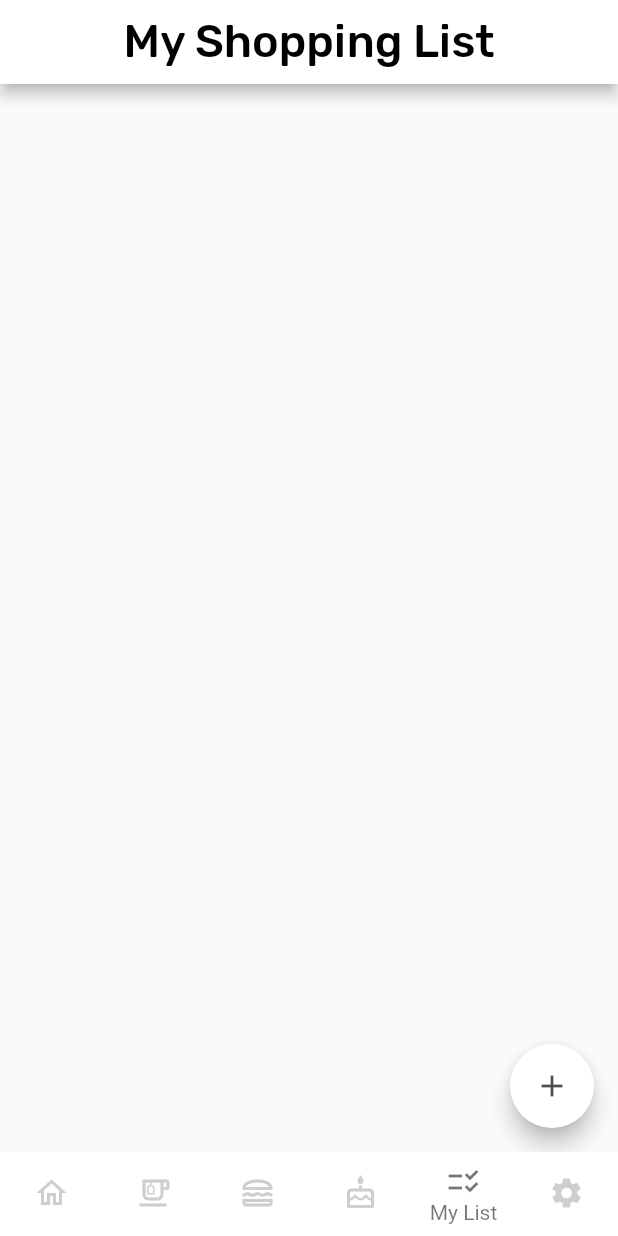
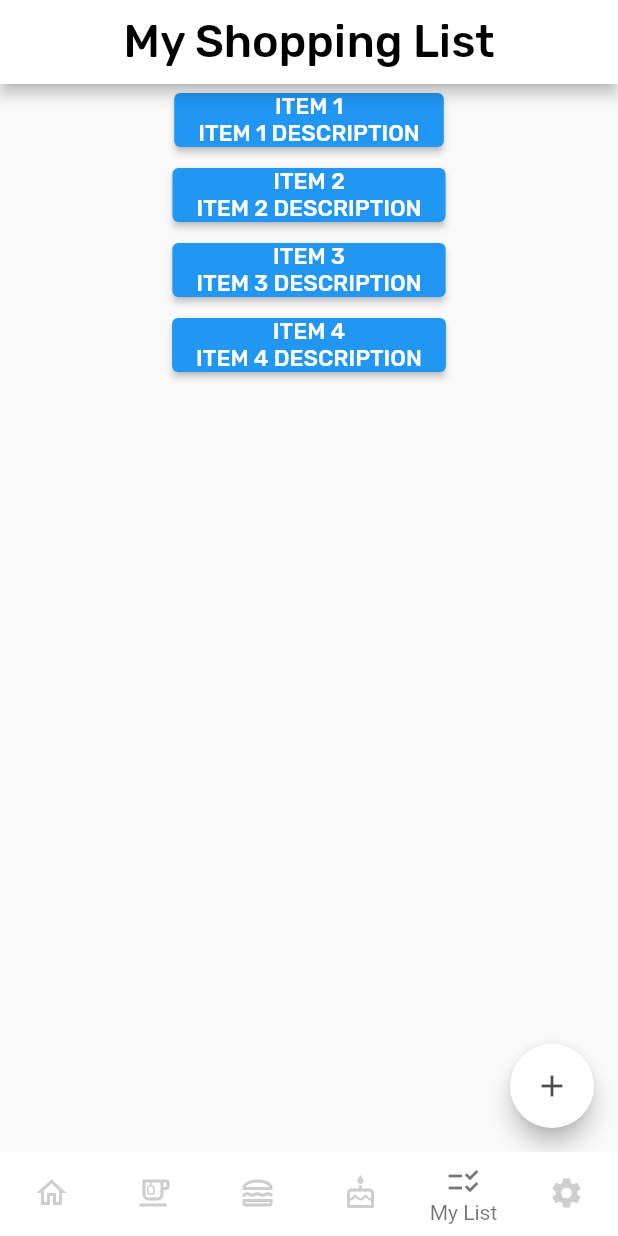
Before and after one commit to Akierion/mobile-platform-development-app, a Flutter app: the screen it shows once a user with an empty profile is signed in, item 5 of the bottom bar chosen, on a phone screen of 412 x 824 dp. Run offline on Flutter 3.47's test engine with Material 2 defaults, Android fonts, the phone set to English and light mode, and no system bars; our stand-ins replace cloud_firestore, firebase_auth, firebase_core, fluttertoast; accounts and stored records are empty.

Commit message:
idk what i've done, VERSION CONTROL

```diff
--- a/lib/builders/recipe_card_builder.dart
+++ b/lib/builders/recipe_card_builder.dart
@@ -5,7 +5,7 @@ class RecipeCardBuilder extends StatefulWidget {
 
   @override
   State<RecipeCardBuilder> createState() => _RecipeCardBuilderState();
-  Card recipeCardBuilder (String recipeName, String calories) {
+  Card recipeCardBuilder (String recipeName, String calories, String allergies, ) {
     return Card (
       child: Column (
         crossAxisAlignment: CrossAxisAlignment.center,
--- a/lib/pages/add_item_page.dart
+++ b/lib/pages/add_item_page.dart
@@ -1,8 +1,6 @@
 import 'package:firebase_auth/firebase_auth.dart';
 import 'package:flutter/material.dart';
-import 'package:firebase_auth/firebase_auth.dart';
 import 'package:cloud_firestore/cloud_firestore.dart';
-import 'package:flutter/services.dart';
 import 'package:fluttertoast/fluttertoast.dart';
 
 class AddTask extends StatefulWidget {
--- a/lib/pages/todolist_page.dart
+++ b/lib/pages/todolist_page.dart
@@ -1,6 +1,6 @@
 import 'package:firebase_auth/firebase_auth.dart';
-import 'package:flutter/cupertino.dart';
 import 'package:flutter/material.dart';
+import 'package:cloud_firestore/cloud_firestore.dart';
 import 'add_item_page.dart';
 
 
@@ -12,28 +12,48 @@ class ToDoListPage extends StatefulWidget {
 }
 
 class _ToDoListPageState extends State<ToDoListPage> {
-  String uid = '';
+  List itemList = ['ITEM 1', 'ITEM 2', 'ITEM 3', 'ITEM 4'];
+  List descriptionList = ['ITEM 1 DESCRIPTION', 'ITEM 2 DESCRIPTION', 'ITEM 3 DESCRIPTION', 'ITEM 4 DESCRIPTION'];
 
-  @override
-  void initState() {
-    getuid();
-    super.initState();
+  ElevatedButton elevatedButtonBuilder(String item, String description){
+    return ElevatedButton(onPressed: () {  },
+        child: Column(
+            children: [
+              Text(item, style: TextStyle(fontFamily: 'Rubik', fontSize: 15.0)),
+              Text(description, style: TextStyle(fontFamily: 'Rubik', fontSize: 15.0,)),
+            ]
+        )
+    );
   }
-
-  getuid() async {
-    FirebaseAuth auth = FirebaseAuth.instance;
-    final User user = await auth.currentUser!;
-    setState(() {
-      uid = user.uid;
-    });
-  }
-
   @override
   Widget build(BuildContext context) {
     return Scaffold(
         appBar: AppBar(title: Text('My Shopping List',textAlign: TextAlign.center, style: TextStyle(fontSize: 30, fontFamily: 'Rubik')),centerTitle: true, backgroundColor: Colors.white, foregroundColor: Colors.black),
-        body: Container(),
-          floatingActionButton: FloatingActionButton(backgroundColor: Colors.white, foregroundColor: Colors.black.withOpacity(0.7),
+      body: Center (
+        //padding: EdgeInsets.all(5),
+        child: Container (
+          child: Column(
+            children: [
+              Container(
+                  child: elevatedButtonBuilder(itemList[0], descriptionList[0])
+                ),
+                SizedBox(height: 2.0),
+                Container(
+                    child: elevatedButtonBuilder(itemList[1], descriptionList[1])
+                ),
+                SizedBox(height: 2.0),
+                Container(
+                    child: elevatedButtonBuilder(itemList[2], descriptionList[2])
+                ),
+                SizedBox(height: 2.0),
+                Container(
+                  child: elevatedButtonBuilder(itemList[3], descriptionList[3])
+              ),
+              // etc..
+      ]),
+    )
+    ),
+      floatingActionButton: FloatingActionButton(backgroundColor: Colors.white, foregroundColor: Colors.black.withOpacity(0.7),
           child: Icon(Icons.add),onPressed: (){
           Navigator.push(context, MaterialPageRoute(builder: (context) => AddTask()));
     }),
```
